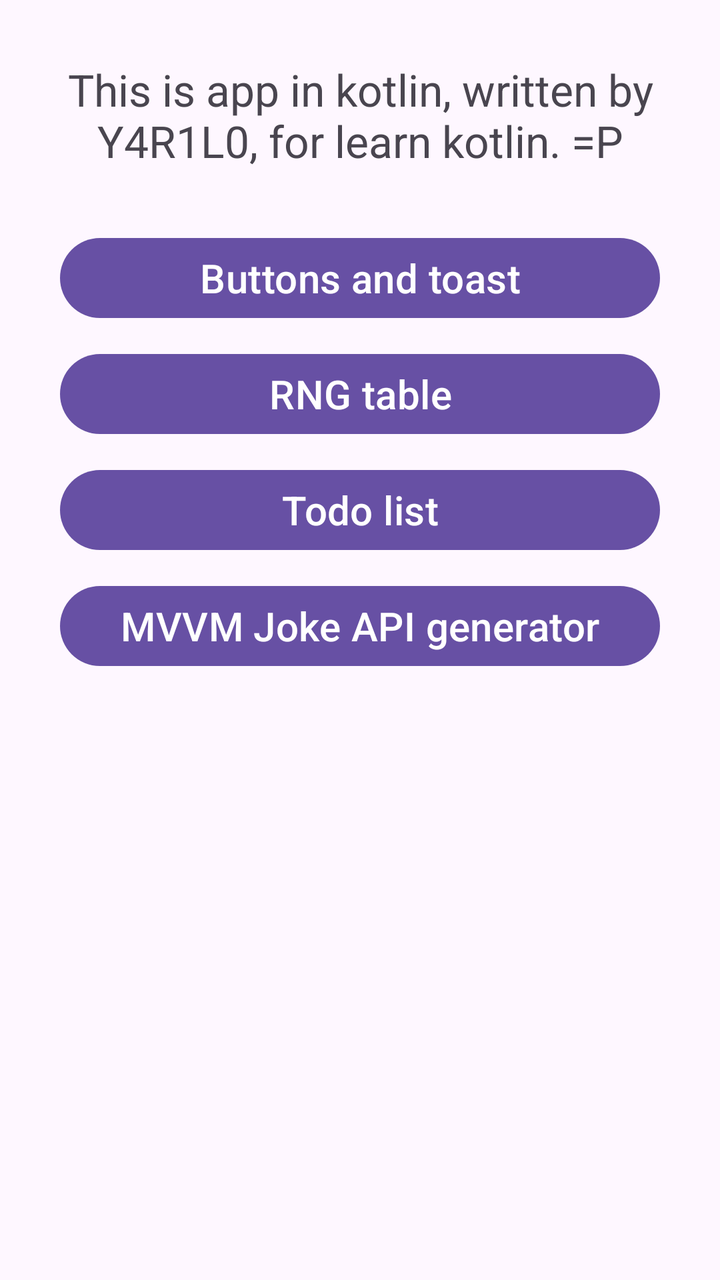
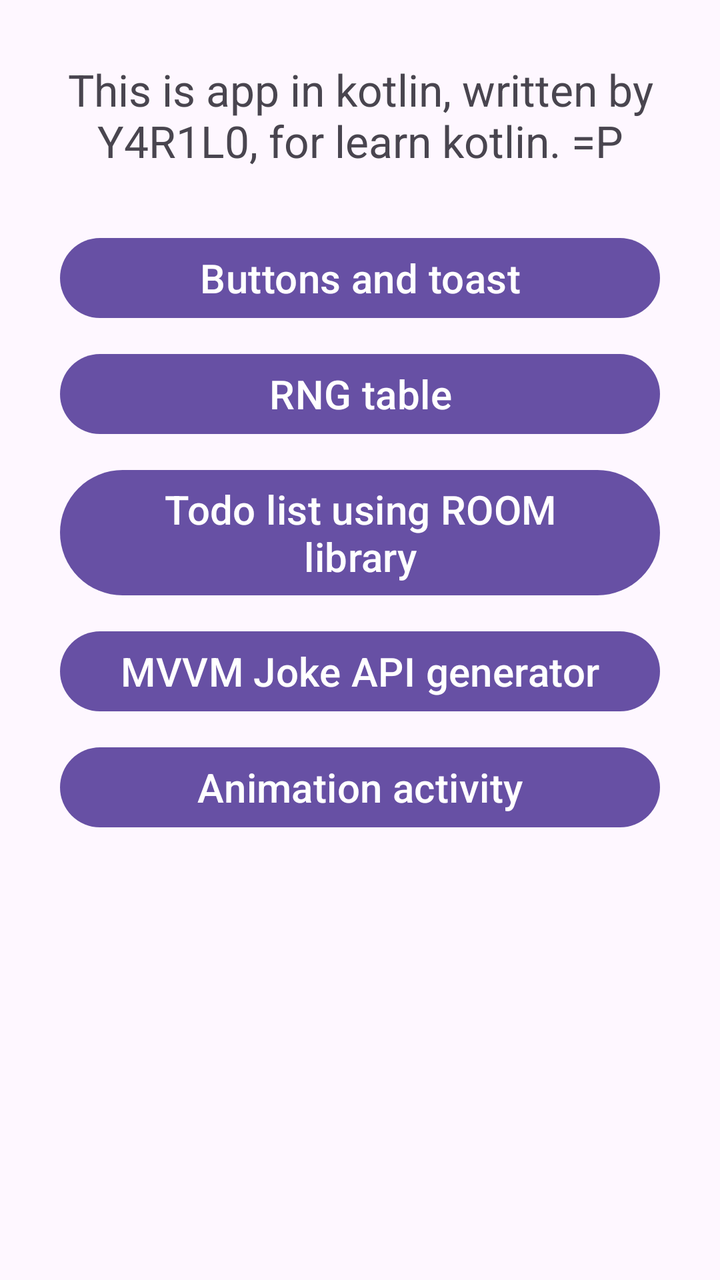

An Android layout rendered at two revisions. The XML below is the earlier revision; the diff shows what the commit changed to produce the second picture.
<!-- AndroidManifest.xml: application theme Theme.KotlinLearnApp -->
<!-- res/layout/activity_main.xml -->
<?xml version="1.0" encoding="utf-8"?>
<RelativeLayout xmlns:android="http://schemas.android.com/apk/res/android"
    xmlns:app="http://schemas.android.com/apk/res-auto"
    xmlns:tools="http://schemas.android.com/tools"
    android:id="@+id/main"
    android:layout_width="match_parent"
    android:layout_height="match_parent"
    android:padding="30dp"
    android:orientation="vertical"
    tools:context=".MainActivity">

    <TextView
        android:id="@+id/textView"
        android:layout_width="match_parent"
        android:layout_height="wrap_content"
        android:text="@string/this_is_app_in_kotlin_written_by_y4r1l0_for_learn_kotlin_p"
        android:textAlignment="center"
        android:textSize="22dp"
        android:layout_marginBottom="30dp"/>

    <Button
        android:id="@+id/ButtonsActivityB"
        android:layout_width="match_parent"
        android:layout_height="wrap_content"
        android:text="@string/buttons_and_toast"
        android:textSize="20sp"
        android:layout_below="@+id/textView"
        />
    <Button
        android:id="@+id/RNGTableActivity"
        android:layout_width="match_parent"
        android:layout_height="wrap_content"
        android:layout_marginTop="10dp"
        android:text="RNG table"
        android:textSize="20dp"
        android:layout_below="@id/ButtonsActivityB"
        />
    <Button
        android:id="@+id/ToDoListActivity"
        android:layout_width="match_parent"
        android:layout_height="wrap_content"
        android:layout_marginTop="10dp"
        android:text="Todo list"
        android:textSize="20dp"
        android:layout_below="@id/RNGTableActivity"
        />
    <Button
        android:id="@+id/MVVMJokeBtn"
        android:layout_width="match_parent"
        android:layout_height="wrap_content"
        android:layout_marginTop="10dp"
        android:text="MVVM Joke API generator"
        android:textSize="20dp"
        android:layout_below="@id/ToDoListActivity"
        />

</RelativeLayout>
<!-- resources referenced by this layout -->
<resources>
  <string name="buttons_and_toast">Buttons and toast</string>
  <string name="this_is_app_in_kotlin_written_by_y4r1l0_for_learn_kotlin_p">This is app in kotlin, written by Y4R1L0, for learn kotlin. =P</string>
  <style name="Theme.KotlinLearnApp" parent="Base.Theme.KotlinLearnApp" />
  <style name="Base.Theme.KotlinLearnApp" parent="Theme.Material3.DayNight.NoActionBar">
          
          
      </style>
</resources>

<!-- the commit's change to res/layout/activity_main.xml (unified diff, before → after) -->
@@ -40,7 +40,7 @@
         android:layout_width="match_parent"
         android:layout_height="wrap_content"
         android:layout_marginTop="10dp"
-        android:text="Todo list"
+        android:text="Todo list using ROOM library"
         android:textSize="20dp"
         android:layout_below="@id/RNGTableActivity"
         />
@@ -54,4 +54,12 @@
         android:layout_below="@id/ToDoListActivity"
         />
 
+    <Button
+        android:id="@+id/AnimationActivityBTN"
+        android:layout_width="match_parent"
+        android:layout_height="wrap_content"
+        android:layout_marginTop="10dp"
+        android:text="Animation activity"
+        android:textSize="20dp"
+        android:layout_below="@id/MVVMJokeBtn"/>
 </RelativeLayout>
